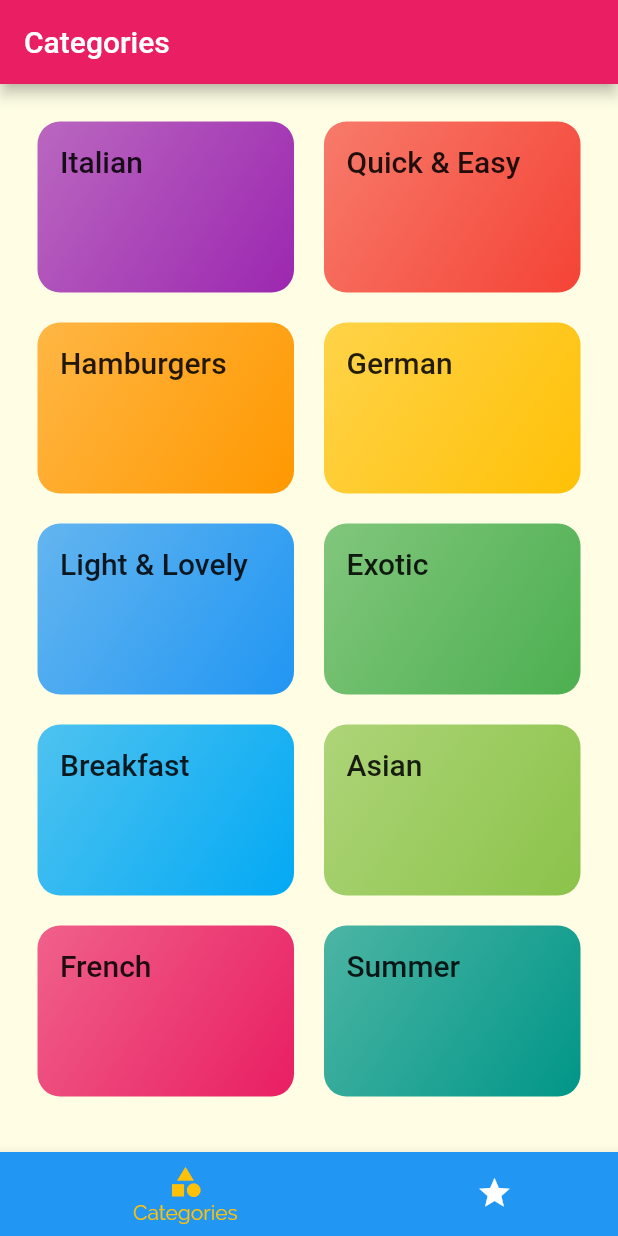
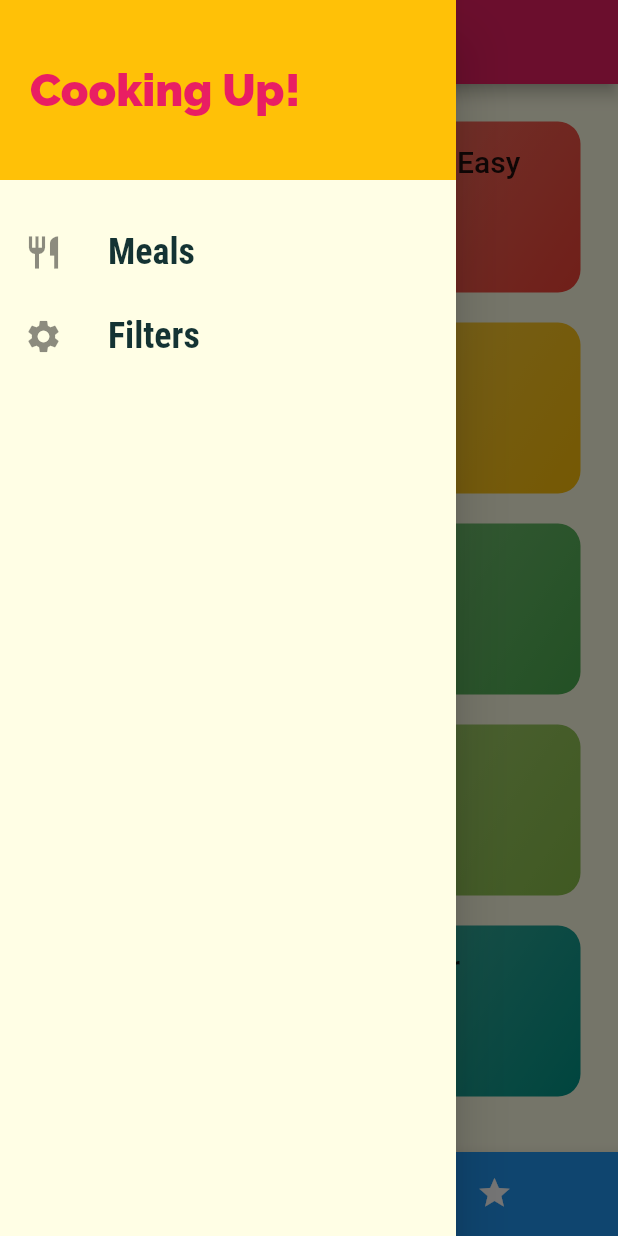
Before and after one commit to iwonarudzinska/recipes, a Flutter app: the screen it shows after launch, with the side drawer open (before the commit the screen has no drawer), on a phone screen of 412 x 824 dp. Run offline on Flutter 3.47's test engine with Material 2 defaults, Android fonts, the phone set to English and light mode, and no system bars.

Commit message:
Add Drawer

```diff
--- a/lib/screens/tabs_screen.dart
+++ b/lib/screens/tabs_screen.dart
@@ -1,6 +1,7 @@
 import 'package:flutter/material.dart';
 import 'package:meals_udemy/screens/categories_screen.dart';
 import 'package:meals_udemy/screens/favorites_screen.dart';
+import 'package:meals_udemy/widgets/main_drawer.dart';
 
 class TabsScreen extends StatefulWidget {
   const TabsScreen({Key? key}) : super(key: key);
@@ -47,6 +48,7 @@
           //   ],
           // ),
         ),
+        drawer: const MainDrawer(),
         body: _pages[_selectedPageIndex]['page'],
         bottomNavigationBar: BottomNavigationBar(
           onTap: _selectPage,
--- /dev/null
+++ b/lib/widgets/main_drawer.dart
@@ -0,0 +1,67 @@
+import 'package:flutter/material.dart';
+
+class MainDrawer extends StatelessWidget {
+  const MainDrawer({Key? key}) : super(key: key);
+
+  Widget buildListTile(String title, IconData icon) {
+    return ListTile(
+      leading: Icon(
+        icon,
+        size: 26,
+      ),
+      title: Text(
+        title,
+        style: const TextStyle(
+          fontFamily: 'RobotoCondensed',
+          fontSize: 24,
+          fontWeight: FontWeight.bold,
+        ),
+      ),
+      onTap: () {},
+    );
+  }
+
+  @override
+  Widget build(BuildContext context) {
+    return Drawer(
+      child: Column(
+        children: [
+          Container(
+            height: 120,
+            width: double.infinity,
+            padding: const EdgeInsets.all(20),
+            alignment: Alignment.centerLeft,
+            color: Theme.of(context).colorScheme.secondary,
+            child: const Text(
+              'Cooking Up!',
+              style: TextStyle(
+                  fontWeight: FontWeight.w900,
+                  fontSize: 30,
+                  color: Colors.pink),
+            ),
+          ),
+          const SizedBox(
+            height: 20,
+          ),
+          buildListTile('Meals', Icons.restaurant),
+          buildListTile('Filters', Icons.settings),
+          // ListTile(
+          //   leading: const Icon(
+          //     Icons.settings,
+          //     size: 26,
+          //   ),
+          //   title: const Text(
+          //     'Filters',
+          //     style: TextStyle(
+          //       fontFamily: 'RobotoCondensed',
+          //       fontSize: 24,
+          //       fontWeight: FontWeight.bold,
+          //     ),
+          //   ),
+          //   onTap: () {},
+          // ),
+        ],
+      ),
+    );
+  }
+}
```
